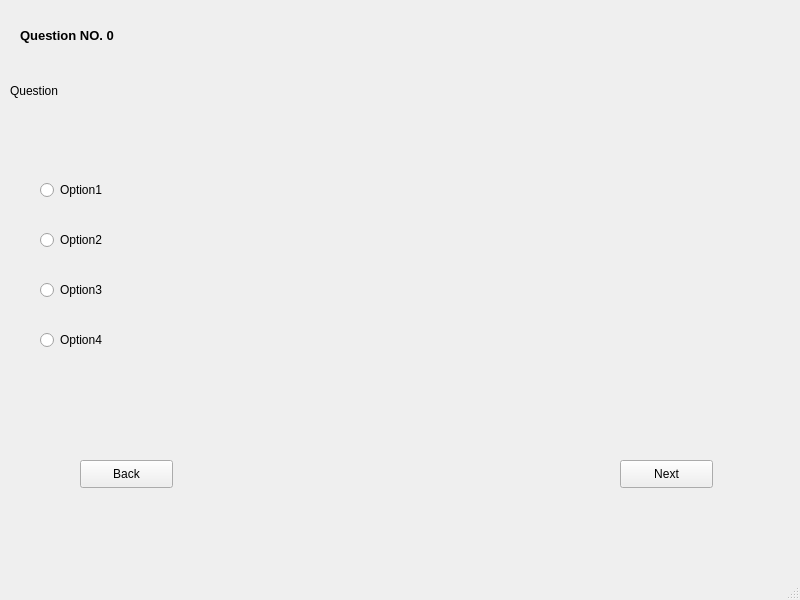
tikna1234/minor-project, file UI files/take test all other questions.ui: the form before one commit.
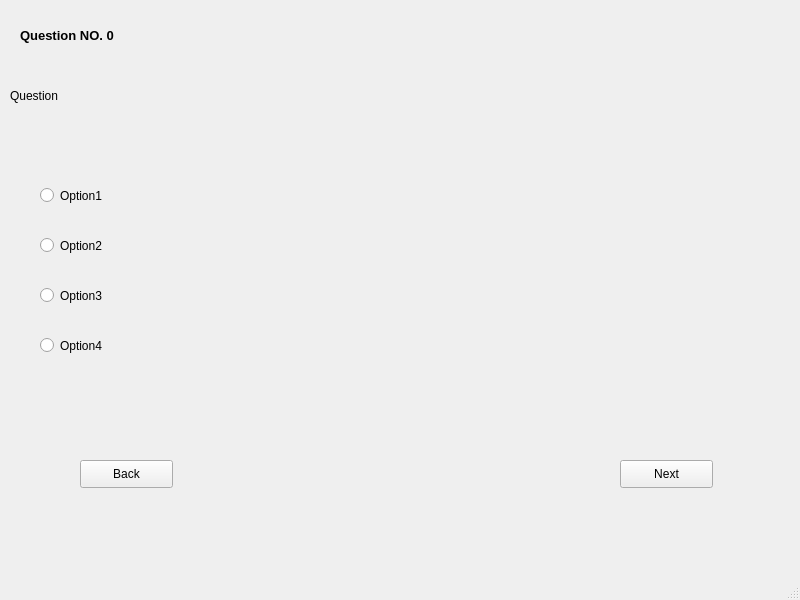
The form after the commit.

Commit message: Update take test all other questions.ui

The edit to the form file:
```diff
--- a/UI files/take test all other questions.ui
+++ b/UI files/take test all other questions.ui
@@ -19,8 +19,8 @@
      <rect>
       <x>40</x>
       <y>230</y>
-      <width>95</width>
-      <height>20</height>
+      <width>731</width>
+      <height>31</height>
      </rect>
     </property>
     <property name="text">
@@ -36,7 +36,7 @@
       <x>10</x>
       <y>80</y>
       <width>781</width>
-      <height>21</height>
+      <height>31</height>
      </rect>
     </property>
     <property name="font">
@@ -47,14 +47,17 @@
     <property name="text">
      <string>Question</string>
     </property>
+    <property name="wordWrap">
+     <bool>true</bool>
+    </property>
    </widget>
    <widget class="QRadioButton" name="Option4Button">
     <property name="geometry">
      <rect>
       <x>40</x>
       <y>330</y>
-      <width>95</width>
-      <height>20</height>
+      <width>741</width>
+      <height>31</height>
      </rect>
     </property>
     <property name="text">
@@ -69,8 +72,8 @@
      <rect>
       <x>40</x>
       <y>180</y>
-      <width>95</width>
-      <height>20</height>
+      <width>721</width>
+      <height>31</height>
      </rect>
     </property>
     <property name="text">
@@ -118,8 +121,8 @@
      <rect>
       <x>40</x>
       <y>280</y>
-      <width>95</width>
-      <height>20</height>
+      <width>741</width>
+      <height>31</height>
      </rect>
     </property>
     <property name="text">
```
